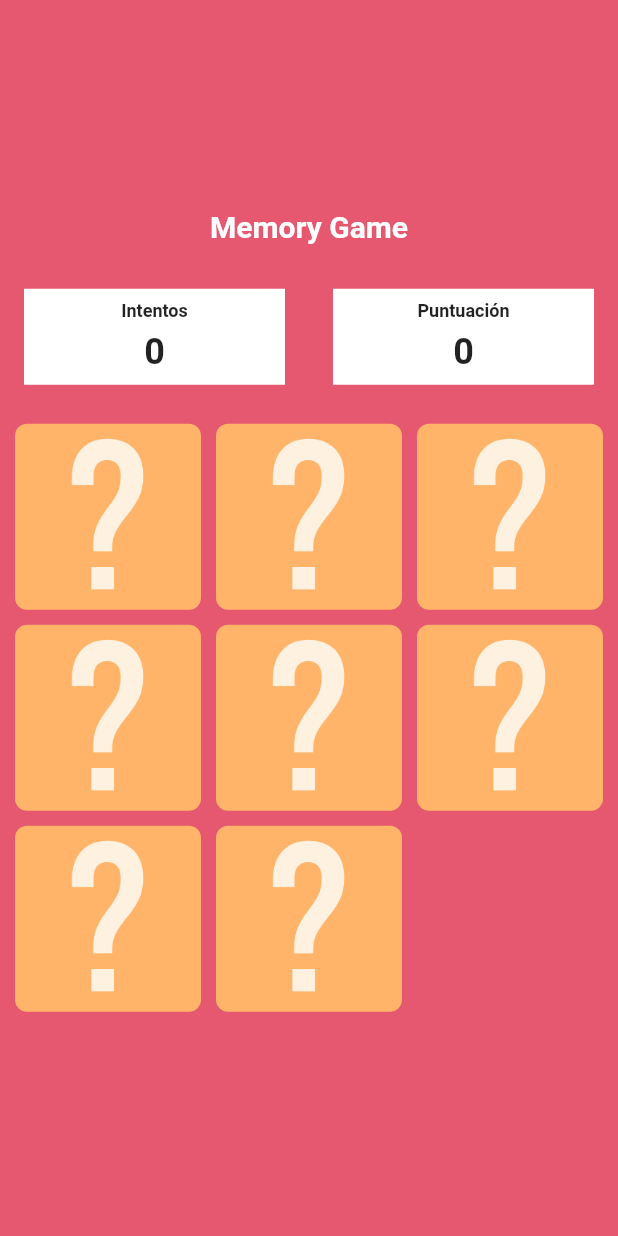
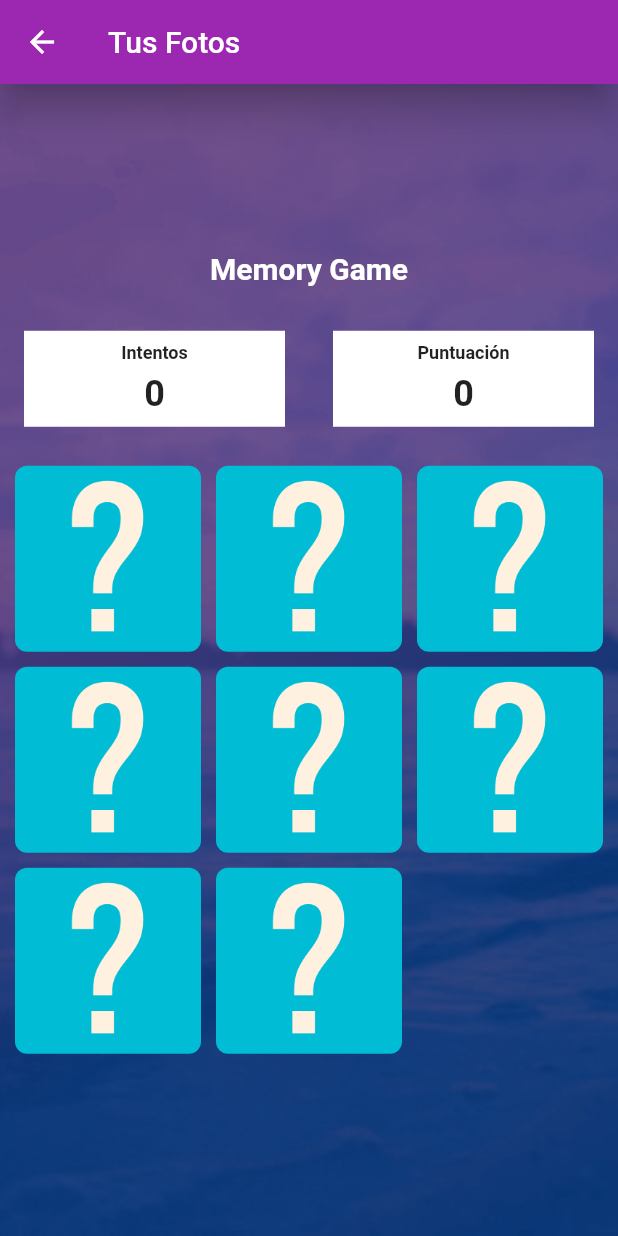
Before and after one commit to JessyLP/MyProyect, a Flutter app: the Memory screen opened by its route, on a phone screen of 412 x 824 dp. Run offline on Flutter 3.47's test engine with Material 2 defaults, Android fonts, the phone set to English and light mode, and no system bars; our stand-ins replace cloud_firestore, firebase_auth, firebase_core, firebase_storage, image_picker, page_transition and 2 more; accounts and stored records are empty.

Commit message:
cambios colores

```diff
--- a/lib/Views/GridView/Calculo/MyButton.dart
+++ b/lib/Views/GridView/Calculo/MyButton.dart
@@ -17,9 +17,12 @@ class MyButton extends StatelessWidget {
   Widget build(BuildContext context) {
     if (child == 'C') {
       buttonColor = Colors.green;
+
     } else if (child == 'DEL') {
       buttonColor = Colors.red;
     } else if (child == '=') {
+      buttonColor = Colors.deepPurple;
+    }else if (child == 'OK') {
       buttonColor = Colors.deepPurple;
     }
 
--- a/lib/Views/GridView/Memory/Memory.dart
+++ b/lib/Views/GridView/Memory/Memory.dart
@@ -1,7 +1,9 @@
 
 import 'package:flutter/cupertino.dart';
 import 'package:flutter/material.dart';
+import 'package:my_proyect/BarMenu.dart';
 
+import '../../../Customs/HexColor.dart';
 import 'Game.dart';
 import 'info_card.dart';
 
@@ -32,8 +34,34 @@ class _MemoryState extends State<Memory> {
   @override
   Widget build(BuildContext context) {
     return Scaffold(
+      appBar: AppBar(
+        title: const Text('Tus Fotos',textAlign: TextAlign.center),
+        backgroundColor: Colors.purple,
+        elevation: 10,
+      ),
+
       backgroundColor: Color(0xFFE55870),
-      body: Column(
+      body: Container(
+        decoration: BoxDecoration(
+          gradient: LinearGradient(
+            begin: Alignment.topLeft,
+            end: Alignment.bottomRight,
+            stops: const [0.1, 0.4, 0.7, 0.9],
+            colors: [
+              HexColor("#4b4293").withOpacity(0.8),
+              HexColor("#4b4293"),
+              HexColor("#08418e"),
+              HexColor("#08418e")
+            ],
+          ),
+          image: DecorationImage(
+            fit: BoxFit.cover,
+            colorFilter: ColorFilter.mode(
+                HexColor("#fff").withOpacity(0.2), BlendMode.dstATop),
+            image: AssetImage('assets/images/mar.gif'),
+          ),
+        ),
+        child: Column(
           mainAxisAlignment: MainAxisAlignment.center,
           crossAxisAlignment: CrossAxisAlignment.center,
           children: [
@@ -88,7 +116,12 @@ class _MemoryState extends State<Memory> {
                               //incrementing the score
                               score += 100;
                               if(score==400){
-                              Navigator.of(context).popAndPushNamed("/bar");
+                                Navigator.push(
+                                  context,
+                                  new MaterialPageRoute(
+                                    builder: (context) => new BarMenu(),
+                                  ),
+                                );
                               }
                               _game.matchCheck.clear();
                             } else {
@@ -110,7 +143,7 @@ class _MemoryState extends State<Memory> {
                         child: Container(
                           padding: EdgeInsets.all(10.0),
                           decoration: BoxDecoration(
-                          color: Color(0xFFFFB46A),
+                            color: Colors.cyan,
                             borderRadius: BorderRadius.circular(8.0),
                             image: DecorationImage(
                               image: AssetImage(_game.gameImg![index]),
@@ -122,6 +155,7 @@ class _MemoryState extends State<Memory> {
                     }))
           ],
         ),
+      ),
     );
   }
 }
--- a/lib/Views/GridView/Quiz/QuestionsScreen.dart
+++ b/lib/Views/GridView/Quiz/QuestionsScreen.dart
@@ -21,7 +21,7 @@ class _QuestionsScreenState extends State<QuestionsScreen> {
   bool trueUserAnswer = true;
 
   Future<void> showAnswer(bool correctAnswer) async {
-    String titleDialog = (correctAnswer) ? '¡Acertaste! :)' : '¡Fallaste! :(';
+    String titleDialog = (correctAnswer) ? 'Era cierto ' : 'Era falso. ';
     return showDialog(
       barrierDismissible: false,
       context: context,
@@ -134,7 +134,7 @@ class _QuestionsScreenState extends State<QuestionsScreen> {
                       showAnswer(question.answer);
                       setState(() {
                         if (falseUserAnswer == questions[index].answer) {
-                          score++;
+                          score +=1;
                         } else {
                           score += 0;
                         }
```
Also changed, not shown: lib/Views/GridView/Calculo/Calculo.dart (+17 -5 lines). Lines whose indentation alone changed are shown as unchanged.
